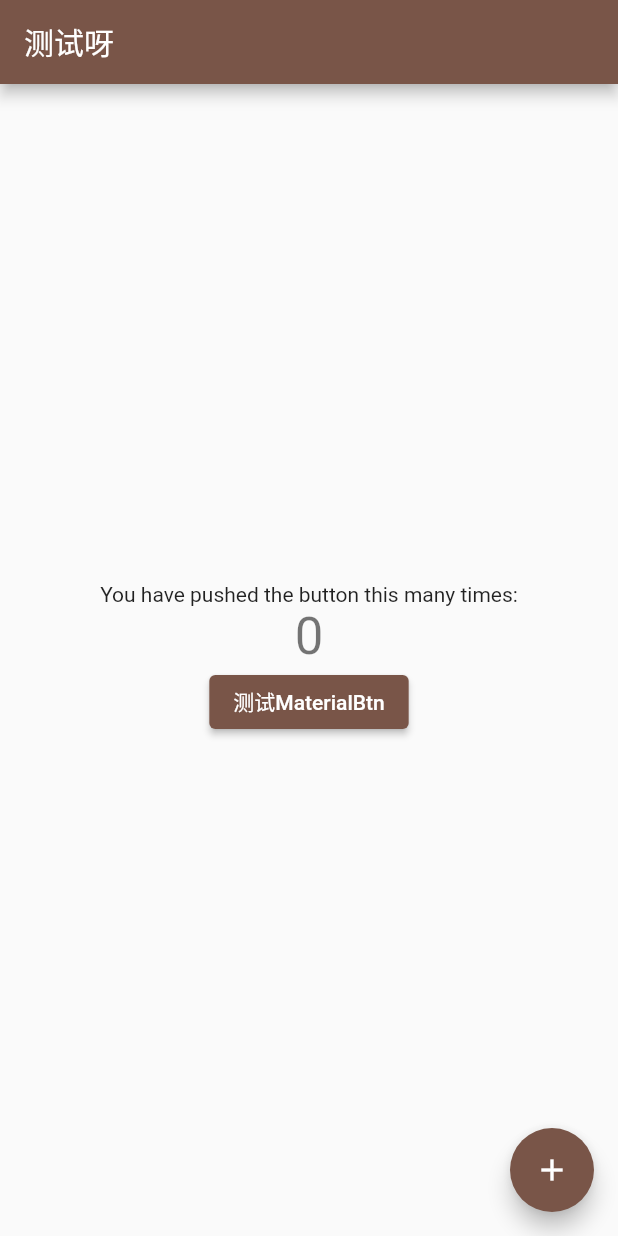
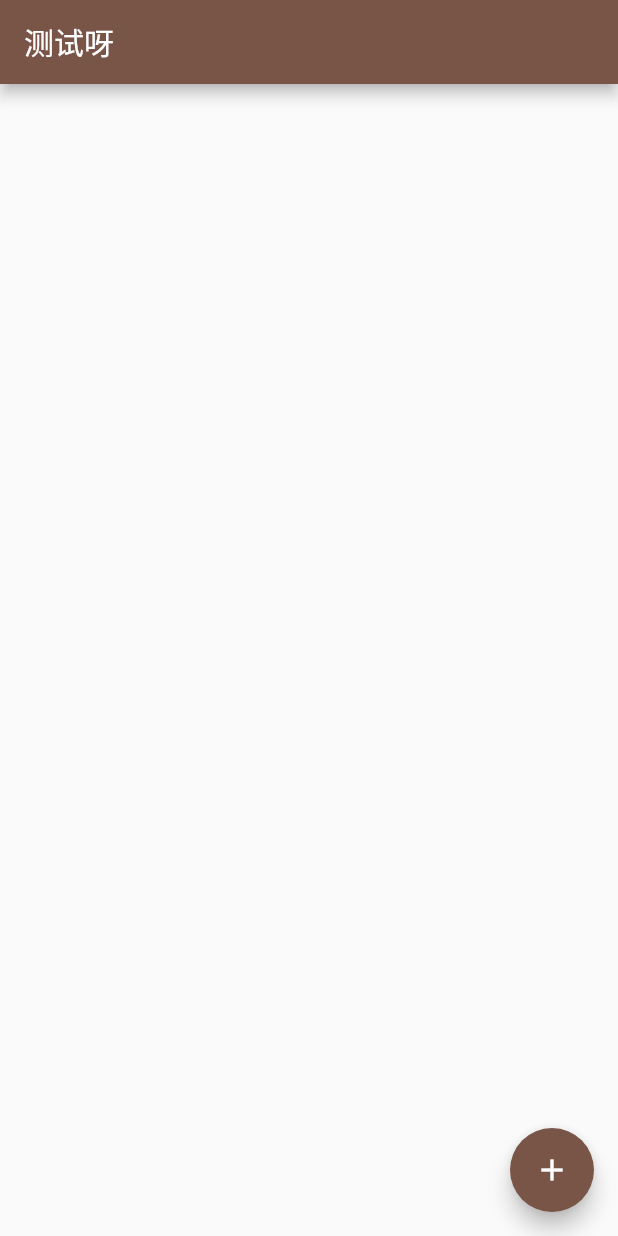
Before and after one commit to xiaomaguoguo/flutter_web, a Flutter app: the screen it shows after launch, on a phone screen of 412 x 824 dp. Run offline on Flutter 3.47's test engine with Material 2 defaults, Android fonts, the phone set to English and light mode, and no system bars; our stand-ins replace cached_network_image, dio; missing offline and left inert: dart:html; generated files the repository leaves out were written again; network calls fail.

Commit message:
自适应部署LayoutBuilder使用。

```diff
--- a/lib/LaunchPage.dart
+++ b/lib/global/LaunchPage.dart
@@ -2,11 +2,11 @@ import 'dart:async';
 
 import 'package:flutter/cupertino.dart';
 import 'package:flutter/material.dart';
-import 'package:flutter_web/main.dart';
 import 'package:flutter_web/utils/ImageLoader.dart';
 
-import 'http/API.dart';
-import 'model/AdsList.dart';
+import '../http/API.dart';
+import '../model/AdsList.dart';
+import 'MyHomePage.dart';
 
 /// 启动页
 class LaunchPage extends StatefulWidget {
--- /dev/null
+++ b/lib/global/MyHomePage.dart
@@ -0,0 +1,56 @@
+import 'package:flutter/material.dart';
+import 'package:flutter_web/global/Responsive.dart';
+
+class MyHomePage extends StatefulWidget {
+  static const String routeName = '/web/home';
+
+  MyHomePage({Key key, this.title}) : super(key: key);
+
+  final String title;
+
+  @override
+  _MyHomePageState createState() => _MyHomePageState();
+}
+
+class _MyHomePageState extends State<MyHomePage> {
+  int _counter = 0;
+
+  void _incrementCounter() {
+    setState(() {
+      _counter++;
+    });
+  }
+
+  @override
+  Widget build(BuildContext context) {
+    return Scaffold(
+      appBar: AppBar(
+        title: Text(widget.title),
+      ),
+      body: Responsive(
+        mobile: Container(),
+        tablet: Container(),
+        desktop: Center(
+          child: Column(
+            mainAxisAlignment: MainAxisAlignment.center,
+            children: <Widget>[
+              Text(
+                'You have pushed the button this many times:',
+              ),
+              Text(
+                '$_counter',
+                style: Theme.of(context).textTheme.headline4,
+              ),
+              ElevatedButton(onPressed: () {}, child: Text('测试MaterialBtn'))
+            ],
+          ),
+        ),
+      ),
+      floatingActionButton: FloatingActionButton(
+        onPressed: _incrementCounter,
+        tooltip: 'Increment',
+        child: Icon(Icons.add),
+      ), // This trailing comma makes auto-formatting nicer for build methods.
+    );
+  }
+}
--- /dev/null
+++ b/lib/global/Responsive.dart
@@ -0,0 +1,34 @@
+import 'package:flutter/material.dart';
+
+//自动响应布局
+class Responsive extends StatelessWidget {
+  final Widget mobile;
+  final Widget tablet;
+  final Widget desktop;
+
+  const Responsive({Key key, this.mobile, this.tablet, this.desktop})
+      : super(key: key);
+
+  static bool isMobile(BuildContext context) =>
+      MediaQuery.of(context).size.width < 650;
+
+  static bool isTablet(BuildContext context) =>
+      MediaQuery.of(context).size.width < 1000 &&
+      MediaQuery.of(context).size.width >= 650;
+
+  static bool isDeskTop(BuildContext context) =>
+      MediaQuery.of(context).size.width >= 1100;
+
+  @override
+  Widget build(BuildContext context) {
+    return LayoutBuilder(builder: (context, constraints) {
+      if (constraints.maxWidth >= 1100) {
+        return desktop;
+      } else if (constraints.maxWidth >= 650) {
+        return tablet;
+      } else {
+        return mobile;
+      }
+    });
+  }
+}
--- a/lib/main.dart
+++ b/lib/main.dart
@@ -2,7 +2,8 @@ import 'dart:html';
 
 import 'package:flutter/material.dart';
 
-import 'LaunchPage.dart';
+import 'global/LaunchPage.dart';
+import 'global/MyHomePage.dart';
 
 void main() {
   runApp(MyApp());
@@ -24,54 +25,3 @@ class MyApp extends StatelessWidget {
     );
   }
 }
-
-class MyHomePage extends StatefulWidget {
-
-  static const String routeName = '/web/home';
-
-  MyHomePage({Key key, this.title}) : super(key: key);
-
-  final String title;
-
-  @override
-  _MyHomePageState createState() => _MyHomePageState();
-}
-
-class _MyHomePageState extends State<MyHomePage> {
-  int _counter = 0;
-
-  void _incrementCounter() {
-    setState(() {
-      _counter++;
-    });
-  }
-
-  @override
-  Widget build(BuildContext context) {
-    return Scaffold(
-      appBar: AppBar(
-        title: Text(widget.title),
-      ),
-      body: Center(
-        child: Column(
-          mainAxisAlignment: MainAxisAlignment.center,
-          children: <Widget>[
-            Text(
-              'You have pushed the button this many times:',
-            ),
-            Text(
-              '$_counter',
-              style: Theme.of(context).textTheme.headline4,
-            ),
-            ElevatedButton(onPressed: (){}, child: Text('测试MaterialBtn'))
-          ],
-        ),
-      ),
-      floatingActionButton: FloatingActionButton(
-        onPressed: _incrementCounter,
-        tooltip: 'Increment',
-        child: Icon(Icons.add),
-      ), // This trailing comma makes auto-formatting nicer for build methods.
-    );
-  }
-}
```
